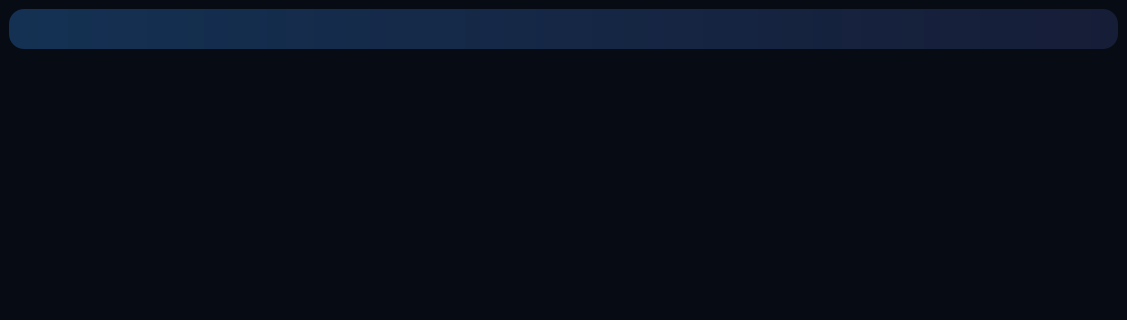
Qt form ui/MainWindow.ui (diegojes22/MatrixSolverUltimate) before a commit; both pictures show x 0 to 1127 and y 0 to 320 of the 1127 by 802 pixel window.
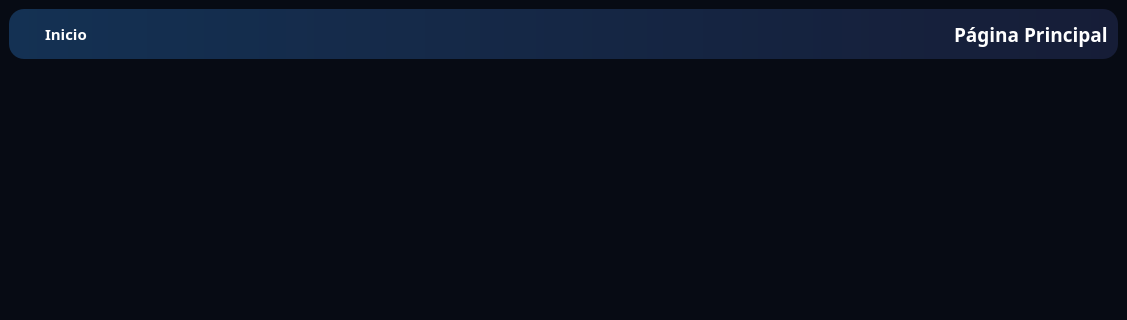
The same form after that commit. Icons and pictures are not drawn.

The edit to the form file:
```diff
--- a/ui/MainWindow.ui
+++ b/ui/MainWindow.ui
@@ -30,7 +30,7 @@
       <property name="minimumSize">
        <size>
         <width>0</width>
-        <height>40</height>
+        <height>50</height>
        </size>
       </property>
       <property name="styleSheet">
@@ -38,6 +38,94 @@
 border-radius: 15px;
 </string>
       </property>
+      <layout class="QHBoxLayout" name="horizontalLayout">
+       <property name="spacing">
+        <number>10</number>
+       </property>
+       <property name="leftMargin">
+        <number>10</number>
+       </property>
+       <property name="topMargin">
+        <number>5</number>
+       </property>
+       <property name="rightMargin">
+        <number>10</number>
+       </property>
+       <property name="bottomMargin">
+        <number>5</number>
+       </property>
+       <item>
+        <widget class="QPushButton" name="btn_for_back_main_page">
+         <property name="minimumSize">
+          <size>
+           <width>90</width>
+           <height>0</height>
+          </size>
+         </property>
+         <property name="font">
+          <font>
+           <family>Plus Jakarta Sans</family>
+           <pointsize>11</pointsize>
+           <weight>75</weight>
+           <bold>true</bold>
+          </font>
+         </property>
+         <property name="cursor">
+          <cursorShape>PointingHandCursor</cursorShape>
+         </property>
+         <property name="layoutDirection">
+          <enum>Qt::LeftToRight</enum>
+         </property>
+         <property name="styleSheet">
+          <string notr="true">background: rgba(255, 255, 255, 0);
+color: rgb(255, 255, 255);
+border-radius: 10px;</string>
+         </property>
+         <property name="text">
+          <string> Inicio</string>
+         </property>
+         <property name="icon">
+          <iconset>
+           <normaloff>../source/img/icon.png</normaloff>../source/img/icon.png</iconset>
+         </property>
+        </widget>
+       </item>
+       <item>
+        <spacer name="horizontalSpacer">
+         <property name="orientation">
+          <enum>Qt::Horizontal</enum>
+         </property>
+         <property name="sizeHint" stdset="0">
+          <size>
+           <width>40</width>
+           <height>20</height>
+          </size>
+         </property>
+        </spacer>
+       </item>
+       <item>
+        <widget class="QLabel" name="window_title">
+         <property name="font">
+          <font>
+           <family>Plus Jakarta Sans ExtraBold</family>
+           <pointsize>14</pointsize>
+           <weight>75</weight>
+           <bold>true</bold>
+          </font>
+         </property>
+         <property name="layoutDirection">
+          <enum>Qt::LeftToRight</enum>
+         </property>
+         <property name="styleSheet">
+          <string notr="true">color: rgb(255, 255, 255);
+background: rgba(0, 0, 0, 0);</string>
+         </property>
+         <property name="text">
+          <string>Página Principal</string>
+         </property>
+        </widget>
+       </item>
+      </layout>
      </widget>
     </item>
     <item>
```
